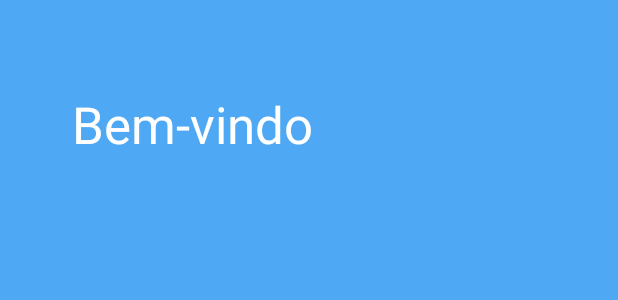
After one commit to filipebezerra/LibertVendas, an Android app: the layout activity_login.xml on its own in the app's theme, with its tools: preview values and no code run, on a phone screen of 412 x 824 dp. The commit adds this screen. Shown: the top 300 px of the screen. Run offline under Robolectric (Android 15) with nearby library versions, the phone set to English and light mode, and no system bars.

Commit message:
Template inicial do Login.

```diff
--- /dev/null
+++ b/app/src/main/res/layout/activity_login.xml
@@ -0,0 +1,44 @@
+<?xml version="1.0" encoding="utf-8"?>
+<android.support.design.widget.CoordinatorLayout xmlns:android="http://schemas.android.com/apk/res/android"
+    xmlns:tools="http://schemas.android.com/tools"
+    xmlns:app="http://schemas.android.com/apk/res-auto"
+    android:id="@+id/activity_login"
+    android:layout_width="match_parent"
+    android:layout_height="match_parent"
+    android:background="?attr/colorPrimary"
+    android:fitsSystemWindows="true"
+    tools:context=".presentation.login.LoginActivity"
+    >
+
+    <android.support.design.widget.AppBarLayout
+        android:id="@id/app_bar"
+        android:layout_width="match_parent"
+        android:layout_height="@dimen/login_appbar_height"
+        android:theme="@style/Libert.Theme.AppBarOverlay"
+        android:fitsSystemWindows="true"
+        >
+
+        <android.support.design.widget.CollapsingToolbarLayout
+            android:id="@+id/collapsing"
+            android:layout_width="match_parent"
+            android:layout_height="match_parent"
+            android:fitsSystemWindows="true"
+            app:contentScrim="?attr/colorPrimary"
+            app:expandedTitleMarginStart="48dp"
+            app:expandedTitleMarginEnd="64dp"
+            app:title="@string/welcome_title"
+            app:layout_scrollFlags="scroll|exitUntilCollapsed"
+            >
+
+            <android.support.v7.widget.Toolbar
+                android:id="@id/toolbar"
+                android:layout_width="match_parent"
+                android:layout_height="?attr/actionBarSize"
+                app:popupTheme="@style/Libert.Theme.PopupOverlay"
+                app:layout_collapseMode="pin"
+                />
+        </android.support.design.widget.CollapsingToolbarLayout>
+
+    </android.support.design.widget.AppBarLayout>
+
+</android.support.design.widget.CoordinatorLayout>
--- a/app/src/main/res/values/dimens.xml
+++ b/app/src/main/res/values/dimens.xml
@@ -6,4 +6,5 @@
     <!-- Default screen margins, per the Android Design guidelines. -->
     <dimen name="nav_header_vertical_spacing">16dp</dimen>
     <dimen name="nav_header_height">160dp</dimen>
+    <dimen name="login_appbar_height">128dp</dimen>
 </resources>
--- a/app/src/main/res/values/ids.xml
+++ b/app/src/main/res/values/ids.xml
@@ -1,4 +1,5 @@
 <?xml version="1.0" encoding="utf-8"?>
 <resources>
     <item name="toolbar" type="id" />
+    <item name="app_bar" type="id" />
 </resources>
--- a/app/src/main/res/values/strings.xml
+++ b/app/src/main/res/values/strings.xml
@@ -12,4 +12,8 @@
     <string name="key_pref_pode_aplicar_desconto" translatable="false">pode_aplicar_desconto</string>
     <string name="key_pref_tabela_preco_padrao" translatable="false">tabela_preco_padrao</string>
     <string name="action_done">Continuar</string>
+
+    <!-- Tela Login -->
+    <string name="title_login_activity">Entrar</string>
+    <string name="welcome_title">Bem-vindo</string>
 </resources>
```
Also changed, not shown: app/src/main/AndroidManifest.xml (+10 -5 lines), app/src/main/java/br/com/libertsolutions/libertvendas/app/presentation/login/LoginActivity.java (added, +21 -0 lines), app/src/main/java/br/com/libertsolutions/libertvendas/app/presentation/login/LoginContract.java (added, +15 -0 lines), app/src/main/java/br/com/libertsolutions/libertvendas/app/presentation/login/LoginPresenter.java (added, +13 -0 lines), app/src/main/java/br/com/libertsolutions/libertvendas/app/presentation/util/Navigator.java (+9 -1 lines).
